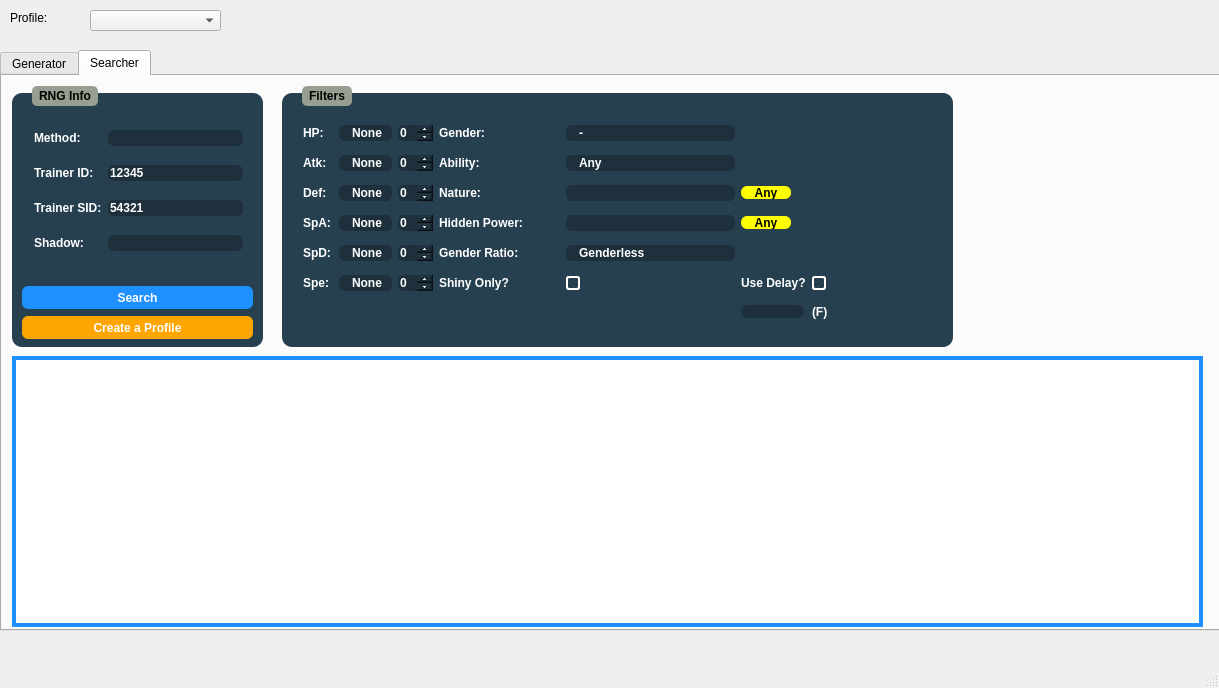
Before: the Qt Designer form Forms/Gen3/Stationary3.ui in Admiral-Fish/PokeFinder, drawn with Qt 5.
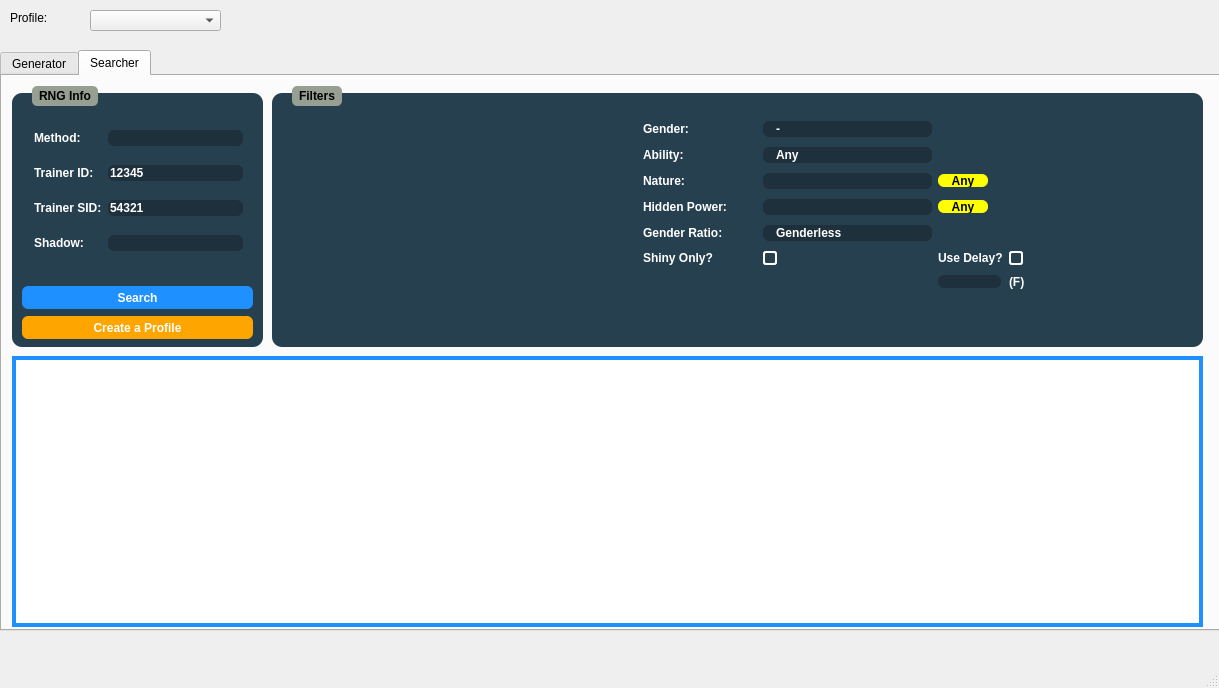
After: the same form once the commit is applied. The open tabs and pages were chosen to show the change. Icons and pictures are not drawn. Custom widgets are drawn as their Qt base class.

What changed in the file:
```diff
--- a/Forms/Gen3/Stationary3.ui
+++ b/Forms/Gen3/Stationary3.ui
@@ -1362,9 +1362,9 @@
      <widget class="QGroupBox" name="groupBoxFiltersSearcher3">
       <property name="geometry">
        <rect>
-        <x>280</x>
+        <x>270</x>
         <y>10</y>
-        <width>671</width>
+        <width>931</width>
         <height>261</height>
        </rect>
       </property>
@@ -1461,188 +1461,160 @@
       <property name="title">
        <string>Filters</string>
       </property>
-      <widget class="QWidget" name="gridLayoutWidget_6">
+      <widget class="IVFilter" name="ivFilterSearcher" native="true">
        <property name="geometry">
         <rect>
          <x>10</x>
+         <y>30</y>
+         <width>335</width>
+         <height>180</height>
+        </rect>
+       </property>
+      </widget>
+      <widget class="QWidget" name="">
+       <property name="geometry">
+        <rect>
+         <x>360</x>
          <y>20</y>
-         <width>651</width>
-         <height>234</height>
+         <width>501</width>
+         <height>201</height>
         </rect>
        </property>
-       <layout class="QGridLayout" name="gridLayout_3" rowstretch="0,0,0,0,0,0,0" columnstretch="0,0,0,0,0,0,0">
-        <property name="sizeConstraint">
-         <enum>QLayout::SetNoConstraint</enum>
-        </property>
-        <item row="1" column="1">
-         <widget class="QComboBox" name="comboBoxAtkSearcher">
-          <property name="layoutDirection">
-           <enum>Qt::LeftToRight</enum>
-          </property>
-          <property name="styleSheet">
-           <string notr="true"/>
-          </property>
-          <property name="sizeAdjustPolicy">
-           <enum>QComboBox::AdjustToContentsOnFirstShow</enum>
-          </property>
-          <property name="duplicatesEnabled">
-           <bool>false</bool>
-          </property>
-          <property name="frame">
-           <bool>true</bool>
-          </property>
-          <item>
-           <property name="text">
-            <string>None</string>
-           </property>
-          </item>
-          <item>
-           <property name="text">
-            <string>==</string>
-           </property>
-          </item>
-          <item>
-           <property name="text">
-            <string>&gt;=</string>
-           </property>
-          </item>
-          <item>
-           <property name="text">
-            <string>&lt;=</string>
-           </property>
-          </item>
-         </widget>
-        </item>
-        <item row="3" column="1">
-         <widget class="QComboBox" name="comboBoxSpASearcher">
-          <property name="layoutDirection">
-           <enum>Qt::LeftToRight</enum>
-          </property>
-          <property name="styleSheet">
-           <string notr="true"/>
-          </property>
-          <property name="sizeAdjustPolicy">
-           <enum>QComboBox::AdjustToContentsOnFirstShow</enum>
-          </property>
-          <property name="duplicatesEnabled">
-           <bool>false</bool>
-          </property>
-          <property name="frame">
-           <bool>true</bool>
-          </property>
-          <item>
-           <property name="text">
-            <string>None</string>
-           </property>
-          </item>
-          <item>
-           <property name="text">
-            <string>==</string>
-           </property>
-          </item>
-          <item>
-           <property name="text">
-            <string>&gt;=</string>
-           </property>
-          </item>
-          <item>
-           <property name="text">
-            <string>&lt;=</string>
-           </property>
-          </item>
-         </widget>
-        </item>
-        <item row="2" column="1">
-         <widget class="QComboBox" name="comboBoxDefSearcher">
-          <property name="sizePolicy">
-           <sizepolicy hsizetype="Minimum" vsizetype="Fixed">
-            <horstretch>0</horstretch>
-            <verstretch>0</verstretch>
-           </sizepolicy>
-          </property>
-          <property name="layoutDirection">
-           <enum>Qt::LeftToRight</enum>
-          </property>
-          <property name="styleSheet">
-           <string notr="true"/>
-          </property>
-          <property name="sizeAdjustPolicy">
-           <enum>QComboBox::AdjustToContentsOnFirstShow</enum>
-          </property>
-          <property name="duplicatesEnabled">
-           <bool>false</bool>
-          </property>
-          <property name="frame">
-           <bool>true</bool>
-          </property>
-          <item>
-           <property name="text">
-            <string>None</string>
-           </property>
-          </item>
-          <item>
-           <property name="text">
-            <string>==</string>
-           </property>
-          </item>
-          <item>
-           <property name="text">
-            <string>&gt;=</string>
-           </property>
-          </item>
-          <item>
-           <property name="text">
-            <string>&lt;=</string>
-           </property>
-          </item>
-         </widget>
-        </item>
-        <item row="3" column="2">
-         <widget class="QSpinBox" name="spinBoxSpASearcher">
-          <property name="maximum">
-           <number>31</number>
-          </property>
-         </widget>
-        </item>
-        <item row="0" column="3">
+       <layout class="QGridLayout" name="gridLayout_3">
+        <item row="0" column="0">
          <widget class="QLabel" name="genderLabel_3">
           <property name="text">
            <string>Gender:</string>
           </property>
          </widget>
         </item>
-        <item row="2" column="3">
-         <widget class="QLabel" name="natureLabel_3">
-          <property name="text">
-           <string>Nature:</string>
-          </property>
+        <item row="0" column="1">
+         <widget class="QComboBox" name="comboBoxGenderSearcher">
+          <item>
+           <property name="text">
+            <string>-</string>
+           </property>
+          </item>
+          <item>
+           <property name="text">
+            <string>♂</string>
+           </property>
+          </item>
+          <item>
+           <property name="text">
+            <string>♀</string>
+           </property>
+          </item>
          </widget>
         </item>
-        <item row="1" column="3">
+        <item row="1" column="0">
          <widget class="QLabel" name="abilityLabel_3">
           <property name="text">
            <string>Ability:</string>
           </property>
          </widget>
         </item>
-        <item row="3" column="3">
+        <item row="1" column="1">
+         <widget class="QComboBox" name="comboBoxAbilitySearcher">
+          <item>
+           <property name="text">
+            <string>Any</string>
+           </property>
+          </item>
+          <item>
+           <property name="text">
+            <string>0</string>
+           </property>
+          </item>
+          <item>
+           <property name="text">
+            <string>1</string>
+           </property>
+          </item>
+         </widget>
+        </item>
+        <item row="2" column="0">
+         <widget class="QLabel" name="natureLabel_3">
+          <property name="text">
+           <string>Nature:</string>
+          </property>
+         </widget>
+        </item>
+        <item row="2" column="1">
+         <widget class="QCheckList" name="comboBoxNatureSearcher"/>
+        </item>
+        <item row="2" column="2">
+         <widget class="QPushButton" name="anyNatureSearcher">
+          <property name="minimumSize">
+           <size>
+            <width>50</width>
+            <height>13</height>
+           </size>
+          </property>
+          <property name="maximumSize">
+           <size>
+            <width>50</width>
+            <height>13</height>
+           </size>
+          </property>
+          <property name="styleSheet">
+           <string notr="true">QPushButton {
+	background-color: yellow;
+}</string>
+          </property>
+          <property name="text">
+           <string>Any</string>
+          </property>
+         </widget>
+        </item>
+        <item row="3" column="0">
          <widget class="QLabel" name="hiddenPLabel_3">
           <property name="text">
            <string>Hidden Power:</string>
           </property>
          </widget>
         </item>
-        <item row="4" column="3">
-         <widget class="QLabel" name="genderRLabel_3">
-          <property name="text">
-           <string>Gender Ratio:</string>
-          </property>
-         </widget>
-        </item>
-        <item row="3" column="4">
+        <item row="3" column="1">
          <widget class="QCheckList" name="comboBoxHiddenPowerSearcher"/>
         </item>
-        <item row="4" column="4">
+        <item row="3" column="2">
+         <widget class="QPushButton" name="anyHiddenPowerSearcher">
+          <property name="sizePolicy">
+           <sizepolicy hsizetype="Fixed" vsizetype="Fixed">
+            <horstretch>0</horstretch>
+            <verstretch>0</verstretch>
+           </sizepolicy>
+          </property>
+          <property name="minimumSize">
+           <size>
+            <width>50</width>
+            <height>13</height>
+           </size>
+          </property>
+          <property name="maximumSize">
+           <size>
+            <width>50</width>
+            <height>13</height>
+           </size>
+          </property>
+          <property name="styleSheet">
+           <string notr="true">QPushButton {
+	background-color: yellow;
+}</string>
+          </property>
+          <property name="text">
+           <string>Any</string>
+          </property>
+         </widget>
+        </item>
+        <item row="4" column="0">
+         <widget class="QLabel" name="genderRLabel_3">
+          <property name="text">
+           <string>Gender Ratio:</string>
+          </property>
+         </widget>
+        </item>
+        <item row="4" column="1">
          <widget class="QComboBox" name="comboBoxGenderRatioSearcher">
           <item>
            <property name="text">
@@ -1681,200 +1653,41 @@
           </item>
          </widget>
         </item>
-        <item row="5" column="4">
-         <widget class="QCheckBox" name="checkBoxShinySearcher">
-          <property name="text">
-           <string/>
-          </property>
-         </widget>
-        </item>
-        <item row="2" column="2">
-         <widget class="QSpinBox" name="spinBoxDefSearcher">
-          <property name="maximum">
-           <number>31</number>
-          </property>
-         </widget>
-        </item>
-        <item row="4" column="0">
-         <widget class="QLabel" name="spdLabel_3">
-          <property name="text">
-           <string>SpD:</string>
-          </property>
-         </widget>
-        </item>
-        <item row="3" column="0">
-         <widget class="QLabel" name="spaLabel_3">
-          <property name="text">
-           <string>SpA:</string>
-          </property>
-         </widget>
-        </item>
-        <item row="4" column="1">
-         <widget class="QComboBox" name="comboBoxSpDSearcher">
-          <property name="layoutDirection">
-           <enum>Qt::LeftToRight</enum>
-          </property>
-          <property name="styleSheet">
-           <string notr="true"/>
-          </property>
-          <property name="sizeAdjustPolicy">
-           <enum>QComboBox::AdjustToContentsOnFirstShow</enum>
-          </property>
-          <property name="duplicatesEnabled">
-           <bool>false</bool>
-          </property>
-          <property name="frame">
-           <bool>true</bool>
-          </property>
-          <item>
-           <property name="text">
-            <string>None</string>
-           </property>
-          </item>
-          <item>
-           <property name="text">
-            <string>==</string>
-           </property>
-          </item>
-          <item>
-           <property name="text">
-            <string>&gt;=</string>
-           </property>
-          </item>
-          <item>
-           <property name="text">
-            <string>&lt;=</string>
-           </property>
-          </item>
-         </widget>
-        </item>
         <item row="5" column="0">
-         <widget class="QLabel" name="speLabel_3">
-          <property name="text">
-           <string>Spe:</string>
-          </property>
-         </widget>
-        </item>
-        <item row="5" column="1">
-         <widget class="QComboBox" name="comboBoxSpeSearcher">
-          <property name="sizePolicy">
-           <sizepolicy hsizetype="Fixed" vsizetype="Fixed">
-            <horstretch>0</horstretch>
-            <verstretch>0</verstretch>
-           </sizepolicy>
-          </property>
-          <property name="minimumSize">
-           <size>
-            <width>53</width>
-            <height>13</height>
-           </size>
-          </property>
-          <property name="layoutDirection">
-           <enum>Qt::LeftToRight</enum>
-          </property>
-          <property name="styleSheet">
-           <string notr="true"/>
-          </property>
-          <property name="sizeAdjustPolicy">
-           <enum>QComboBox::AdjustToContentsOnFirstShow</enum>
-          </property>
-          <property name="duplicatesEnabled">
-           <bool>false</bool>
-          </property>
-          <property name="frame">
-           <bool>true</bool>
-          </property>
-          <item>
-           <property name="text">
-            <string>None</string>
-           </property>
-          </item>
-          <item>
-           <property name="text">
-            <string>==</string>
-           </property>
-          </item>
-          <item>
-           <property name="text">
-            <string>&gt;=</string>
-           </property>
-          </item>
-          <item>
-           <property name="text">
-            <string>&lt;=</string>
-           </property>
-          </item>
-         </widget>
-        </item>
-        <item row="0" column="2">
-         <widget class="QSpinBox" name="spinBoxHPSearcher">
-          <property name="sizePolicy">
-           <sizepolicy hsizetype="Fixed" vsizetype="Fixed">
-            <horstretch>0</horstretch>
-            <verstretch>0</verstretch>
-           </sizepolicy>
-          </property>
-          <property name="maximum">
-           <number>31</number>
-          </property>
-         </widget>
-        </item>
-        <item row="4" column="2">
-         <widget class="QSpinBox" name="spinBoxSpDSearcher">
-          <property name="maximum">
-           <number>31</number>
-          </property>
-         </widget>
-        </item>
-        <item row="1" column="2">
-         <widget class="QSpinBox" name="spinBoxAtkSearcher">
-          <property name="maximum">
-           <number>31</number>
-          </property>
-         </widget>
-        </item>
-        <item row="5" column="2">
-         <widget class="QSpinBox" name="spinBoxSpeSearcher">
-          <property name="maximum">
-           <number>31</number>
-          </property>
-         </widget>
-        </item>
-        <item row="5" column="3">
          <widget class="QLabel" name="shinyLabel_3">
           <property name="text">
            <string>Shiny Only?</string>
           </property>
          </widget>
         </item>
-        <item row="2" column="4">
-         <widget class="QCheckList" name="comboBoxNatureSearcher"/>
+        <item row="5" column="1">
+         <widget class="QCheckBox" name="checkBoxShinySearcher">
+          <property name="text">
+           <string/>
+          </property>
+         </widget>
         </item>
-        <item row="2" column="5">
-         <widget class="QPushButton" name="anyNatureSearcher">
-          <property name="minimumSize">
-           <size>
-            <width>50</width>
-            <height>13</height>
-           </size>
+        <item row="5" column="2">
+         <widget class="QLabel" name="labelDelay_3">
+          <property name="sizePolicy">
+           <sizepolicy hsizetype="Fixed" vsizetype="Fixed">
+            <horstretch>0</horstretch>
+            <verstretch>0</verstretch>
+           </sizepolicy>
           </property>
-          <property name="maximumSize">
-           <size>
-            <width>50</width>
-            <height>13</height>
-           </size>
+          <property name="text">
+           <string>Use Delay?</string>
           </property>
-          <property name="styleSheet">
-           <string notr="true">QPushButton {
-	background-color: yellow;
-}</string>
-          </property>
+         </widget>
+        </item>
+        <item row="5" column="3">
+         <widget class="QCheckBox" name="checkBoxDelaySearcher">
           <property name="text">
-           <string>Any</string>
+           <string/>
           </property>
          </widget>
         </item>
-        <item row="6" column="5">
+        <item row="6" column="2">
          <widget class="QTextBox" name="delaySearcher">
           <property name="enabled">
            <bool>false</bool>
@@ -1905,173 +1718,13 @@
           </property>
          </widget>
         </item>
-        <item row="1" column="4">
-         <widget class="QComboBox" name="comboBoxAbilitySearcher">
-          <item>
-           <property name="text">
-            <string>Any</string>
-           </property>
-          </item>
-          <item>
-           <property name="text">
-            <string>0</string>
-           </property>
-          </item>
-          <item>
-           <property name="text">
-            <string>1</string>
-           </property>
-          </item>
-         </widget>
-        </item>
-        <item row="0" column="4">
-         <widget class="QComboBox" name="comboBoxGenderSearcher">
-          <item>
-           <property name="text">
-            <string>-</string>
-           </property>
-          </item>
-          <item>
-           <property name="text">
-            <string>♂</string>
-           </property>
-          </item>
-          <item>
-           <property name="text">
-            <string>♀</string>
-           </property>
-          </item>
-         </widget>
-        </item>
-        <item row="0" column="0">
-         <widget class="QLabel" name="hpLabel_3">
-          <property name="sizePolicy">
-           <sizepolicy hsizetype="Fixed" vsizetype="Fixed">
-            <horstretch>0</horstretch>
-            <verstretch>0</verstretch>
-           </sizepolicy>
-          </property>
-          <property name="minimumSize">
-           <size>
-            <width>30</width>
-            <height>16</height>
-           </size>
-          </property>
-          <property name="text">
-           <string>HP:</string>
-          </property>
-         </widget>
-        </item>
-        <item row="0" column="1">
-         <widget class="QComboBox" name="comboBoxHPSearcher">
-          <property name="layoutDirection">
-           <enum>Qt::LeftToRight</enum>
-          </property>
-          <property name="styleSheet">
-           <string notr="true"/>
-          </property>
-          <property name="sizeAdjustPolicy">
-           <enum>QComboBox::AdjustToContentsOnFirstShow</enum>
-          </property>
-          <property name="duplicatesEnabled">
-           <bool>false</bool>
-          </property>
-          <property name="frame">
-           <bool>true</bool>
-          </property>
-          <item>
-           <property name="text">
-            <string>None</string>
-           </property>
-          </item>
-          <item>
-           <property name="text">
-            <string>==</string>
-           </property>
-          </item>
-          <item>
-           <property name="text">
-            <string>&gt;=</string>
-           </property>
-          </item>
-          <item>
-           <property name="text">
-            <string>&lt;=</string>
-           </property>
-          </item>
-         </widget>
-        </item>
-        <item row="2" column="0">
-         <widget class="QLabel" name="defLabel_3">
-          <property name="text">
-           <string>Def:</string>
-          </property>
-         </widget>
-        </item>
-        <item row="1" column="0">
-         <widget class="QLabel" name="atkLabel_3">
-          <property name="text">
-           <string>Atk:</string>
-          </property>
-         </widget>
-        </item>
-        <item row="3" column="5">
-         <widget class="QPushButton" name="anyHiddenPowerSearcher">
-          <property name="sizePolicy">
-           <sizepolicy hsizetype="Fixed" vsizetype="Fixed">
-            <horstretch>0</horstretch>
-            <verstretch>0</verstretch>
-           </sizepolicy>
-          </property>
-          <property name="minimumSize">
-           <size>
-            <width>50</width>
-            <height>13</height>
-           </size>
-          </property>
-          <property name="maximumSize">
-           <size>
-            <width>50</width>
-            <height>13</height>
-           </size>
-          </property>
-          <property name="styleSheet">
-           <string notr="true">QPushButton {
-	background-color: yellow;
-}</string>
-          </property>
-          <property name="text">
-           <string>Any</string>
-          </property>
-         </widget>
-        </item>
-        <item row="6" column="6">
+        <item row="6" column="3">
          <widget class="QLabel" name="labelF_3">
           <property name="text">
            <string>(F)</string>
           </property>
          </widget>
         </item>
-        <item row="5" column="6">
-         <widget class="QCheckBox" name="checkBoxDelaySearcher">
-          <property name="text">
-           <string/>
-          </property>
-         </widget>
-        </item>
-        <item row="5" column="5">
-         <widget class="QLabel" name="labelDelay_3">
-          <property name="sizePolicy">
-           <sizepolicy hsizetype="Fixed" vsizetype="Fixed">
-            <horstretch>0</horstretch>
-            <verstretch>0</verstretch>
-           </sizepolicy>
-          </property>
-          <property name="text">
-           <string>Use Delay?</string>
-          </property>
-         </widget>
-        </item>
        </layout>
       </widget>
      </widget>
@@ -2169,6 +1822,12 @@
    <extends>QComboBox</extends>
    <header>Forms/QCheckList.hpp</header>
   </customwidget>
+  <customwidget>
+   <class>IVFilter</class>
+   <extends>QWidget</extends>
+   <header>Forms/IVFilter.hpp</header>
+   <container>1</container>
+  </customwidget>
  </customwidgets>
  <resources>
   <include location="../../resources.qrc"/>
```
Left out of the diff: 671 changed lines with no effect on the pictures.
